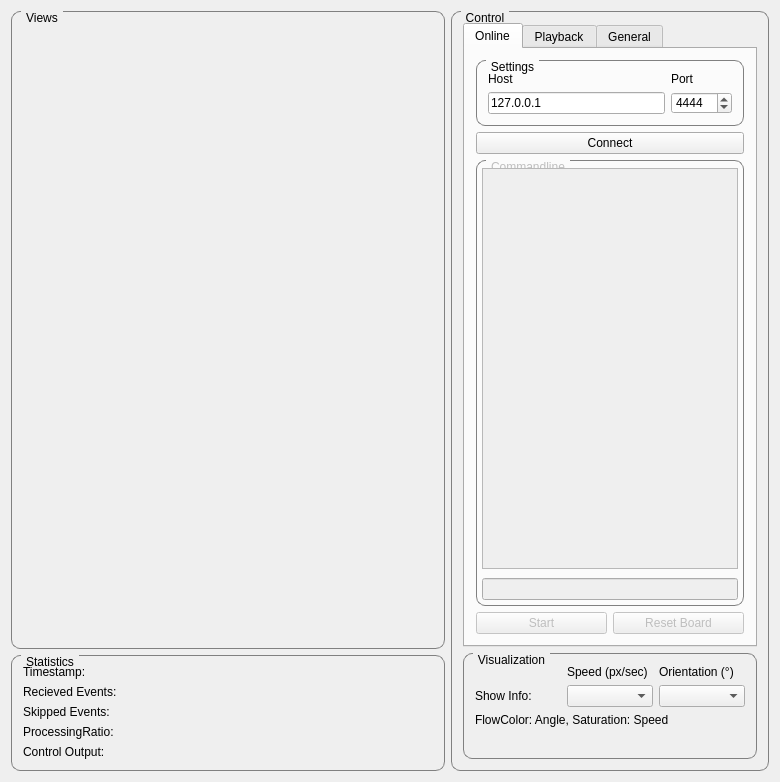
This is VisInfProc/mainwindow.ui in rottaca/VisInfProcProjectSeminar as Qt 5 draws it before an edit. The edited form follows.
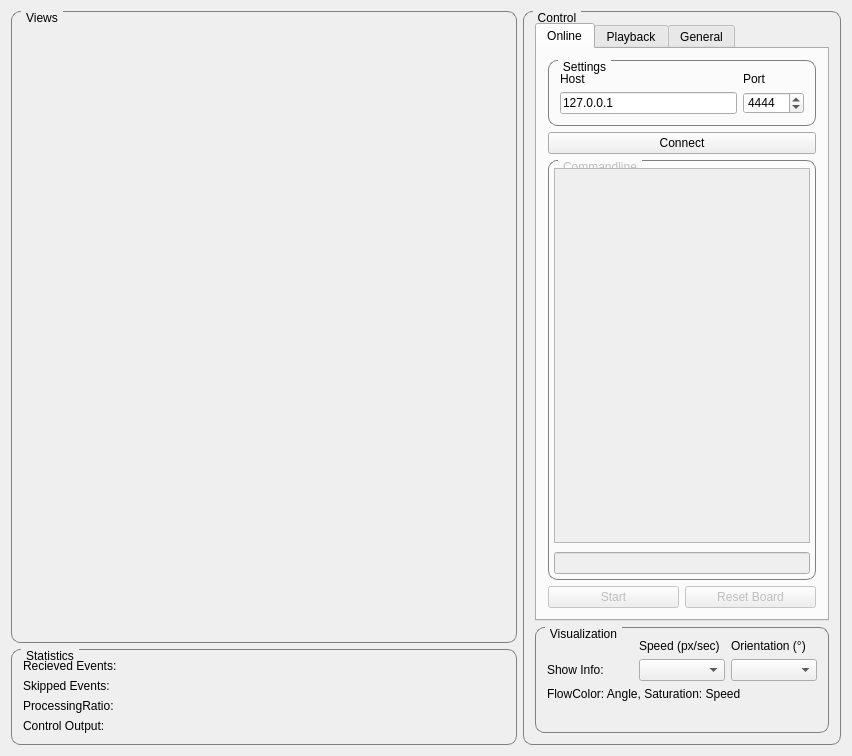
This is the edited form. The open tabs and pages were chosen to show the change. Icons and pictures are not drawn. Custom widgets are drawn as their Qt base class.

Patch:
```diff
--- a/VisInfProc/mainwindow.ui
+++ b/VisInfProc/mainwindow.ui
@@ -6,8 +6,8 @@
    <rect>
     <x>0</x>
     <y>0</y>
-    <width>780</width>
-    <height>782</height>
+    <width>852</width>
+    <height>756</height>
    </rect>
   </property>
   <property name="windowTitle">
@@ -103,7 +103,7 @@
               <item>
                <widget class="QPlainTextEdit" name="te_comands">
                 <property name="sizePolicy">
-                 <sizepolicy hsizetype="Expanding" vsizetype="Preferred">
+                 <sizepolicy hsizetype="Expanding" vsizetype="Expanding">
                   <horstretch>0</horstretch>
                   <verstretch>0</verstretch>
                  </sizepolicy>
@@ -592,55 +592,7 @@
        <string>Views</string>
       </property>
       <layout class="QGridLayout" name="gridLayout_2">
-       <item row="0" column="0">
-        <widget class="AspectRatioPixmapLabel" name="l_motion">
-         <property name="sizePolicy">
-          <sizepolicy hsizetype="Preferred" vsizetype="Preferred">
-           <horstretch>1</horstretch>
-           <verstretch>1</verstretch>
-          </sizepolicy>
-         </property>
-         <property name="text">
-          <string/>
-         </property>
-         <property name="scaledContents">
-          <bool>false</bool>
-         </property>
-        </widget>
-       </item>
        <item row="1" column="0">
-        <widget class="AspectRatioPixmapLabel" name="l_flow">
-         <property name="sizePolicy">
-          <sizepolicy hsizetype="Preferred" vsizetype="Preferred">
-           <horstretch>1</horstretch>
-           <verstretch>1</verstretch>
-          </sizepolicy>
-         </property>
-         <property name="text">
-          <string/>
-         </property>
-         <property name="scaledContents">
-          <bool>false</bool>
-         </property>
-        </widget>
-       </item>
-       <item row="0" column="1">
-        <widget class="AspectRatioPixmapLabel" name="l_events">
-         <property name="sizePolicy">
-          <sizepolicy hsizetype="Preferred" vsizetype="Preferred">
-           <horstretch>1</horstretch>
-           <verstretch>1</verstretch>
-          </sizepolicy>
-         </property>
-         <property name="text">
-          <string/>
-         </property>
-         <property name="scaledContents">
-          <bool>false</bool>
-         </property>
-        </widget>
-       </item>
-       <item row="1" column="1">
         <widget class="AspectRatioPixmapLabel" name="l_img_debug">
          <property name="sizePolicy">
           <sizepolicy hsizetype="Preferred" vsizetype="Preferred">
@@ -656,8 +608,24 @@
          </property>
         </widget>
        </item>
+       <item row="0" column="0">
+        <widget class="AspectRatioPixmapLabel" name="l_events">
+         <property name="sizePolicy">
+          <sizepolicy hsizetype="Preferred" vsizetype="Preferred">
+           <horstretch>1</horstretch>
+           <verstretch>1</verstretch>
+          </sizepolicy>
+         </property>
+         <property name="text">
+          <string/>
+         </property>
+         <property name="scaledContents">
+          <bool>false</bool>
+         </property>
+        </widget>
+       </item>
        <item row="0" column="2">
-        <widget class="AspectRatioPixmapLabel" name="l_ctrl_1">
+        <widget class="AspectRatioPixmapLabel" name="l_motion">
          <property name="sizePolicy">
           <sizepolicy hsizetype="Preferred" vsizetype="Preferred">
            <horstretch>1</horstretch>
@@ -673,6 +641,22 @@
         </widget>
        </item>
        <item row="1" column="2">
+        <widget class="AspectRatioPixmapLabel" name="l_flow">
+         <property name="sizePolicy">
+          <sizepolicy hsizetype="Preferred" vsizetype="Preferred">
+           <horstretch>1</horstretch>
+           <verstretch>1</verstretch>
+          </sizepolicy>
+         </property>
+         <property name="text">
+          <string/>
+         </property>
+         <property name="scaledContents">
+          <bool>false</bool>
+         </property>
+        </widget>
+       </item>
+       <item row="1" column="1">
         <widget class="AspectRatioPixmapLabel" name="l_ctrl_2">
          <property name="sizePolicy">
           <sizepolicy hsizetype="Preferred" vsizetype="Preferred">
@@ -688,6 +672,22 @@
          </property>
         </widget>
        </item>
+       <item row="0" column="1">
+        <widget class="AspectRatioPixmapLabel" name="l_ctrl_1">
+         <property name="sizePolicy">
+          <sizepolicy hsizetype="Preferred" vsizetype="Preferred">
+           <horstretch>1</horstretch>
+           <verstretch>1</verstretch>
+          </sizepolicy>
+         </property>
+         <property name="text">
+          <string/>
+         </property>
+         <property name="scaledContents">
+          <bool>false</bool>
+         </property>
+        </widget>
+       </item>
       </layout>
      </widget>
     </item>
@@ -701,32 +701,6 @@
         <number>9</number>
        </property>
        <item row="0" column="0">
-        <widget class="QLabel" name="l_label">
-         <property name="sizePolicy">
-          <sizepolicy hsizetype="Preferred" vsizetype="Preferred">
-           <horstretch>0</horstretch>
-           <verstretch>0</verstretch>
-          </sizepolicy>
-         </property>
-         <property name="text">
-          <string>Timestamp:</string>
-         </property>
-        </widget>
-       </item>
-       <item row="0" column="1">
-        <widget class="QLabel" name="l_timestamp">
-         <property name="sizePolicy">
-          <sizepolicy hsizetype="Preferred" vsizetype="Preferred">
-           <horstretch>0</horstretch>
-           <verstretch>0</verstretch>
-          </sizepolicy>
-         </property>
-         <property name="text">
-          <string/>
-         </property>
-        </widget>
-       </item>
-       <item row="1" column="0">
         <widget class="QLabel" name="l_timestamp_5">
          <property name="sizePolicy">
           <sizepolicy hsizetype="Preferred" vsizetype="Preferred">
@@ -739,7 +713,20 @@
          </property>
         </widget>
        </item>
-       <item row="2" column="0">
+       <item row="0" column="1">
+        <widget class="QLabel" name="l_rec_ev_cnt">
+         <property name="sizePolicy">
+          <sizepolicy hsizetype="Preferred" vsizetype="Preferred">
+           <horstretch>0</horstretch>
+           <verstretch>0</verstretch>
+          </sizepolicy>
+         </property>
+         <property name="text">
+          <string/>
+         </property>
+        </widget>
+       </item>
+       <item row="1" column="0">
         <widget class="QLabel" name="l_timestamp_6">
          <property name="sizePolicy">
           <sizepolicy hsizetype="Preferred" vsizetype="Preferred">
@@ -752,7 +739,20 @@
          </property>
         </widget>
        </item>
-       <item row="3" column="0">
+       <item row="1" column="1">
+        <widget class="QLabel" name="l_skip_ev_cnt">
+         <property name="sizePolicy">
+          <sizepolicy hsizetype="Preferred" vsizetype="Preferred">
+           <horstretch>0</horstretch>
+           <verstretch>0</verstretch>
+          </sizepolicy>
+         </property>
+         <property name="text">
+          <string/>
+         </property>
+        </widget>
+       </item>
+       <item row="2" column="0">
         <widget class="QLabel" name="l_timestamp_4">
          <property name="sizePolicy">
           <sizepolicy hsizetype="Preferred" vsizetype="Preferred">
@@ -765,33 +765,7 @@
          </property>
         </widget>
        </item>
-       <item row="1" column="1">
-        <widget class="QLabel" name="l_rec_ev_cnt">
-         <property name="sizePolicy">
-          <sizepolicy hsizetype="Preferred" vsizetype="Preferred">
-           <horstretch>0</horstretch>
-           <verstretch>0</verstretch>
-          </sizepolicy>
-         </property>
-         <property name="text">
-          <string/>
-         </property>
-        </widget>
-       </item>
        <item row="2" column="1">
-        <widget class="QLabel" name="l_skip_ev_cnt">
-         <property name="sizePolicy">
-          <sizepolicy hsizetype="Preferred" vsizetype="Preferred">
-           <horstretch>0</horstretch>
-           <verstretch>0</verstretch>
-          </sizepolicy>
-         </property>
-         <property name="text">
-          <string/>
-         </property>
-        </widget>
-       </item>
-       <item row="3" column="1">
         <widget class="QLabel" name="l_proc_ratio">
          <property name="sizePolicy">
           <sizepolicy hsizetype="Preferred" vsizetype="Preferred">
@@ -804,14 +778,14 @@
          </property>
         </widget>
        </item>
-       <item row="4" column="0">
+       <item row="3" column="0">
         <widget class="QLabel" name="label_11">
          <property name="text">
           <string>Control Output:</string>
          </property>
         </widget>
        </item>
-       <item row="4" column="1">
+       <item row="3" column="1">
         <widget class="QLabel" name="l_ctrl_output">
          <property name="text">
           <string/>
```
Left out of the diff: 4 changed lines with no effect on the pictures.
